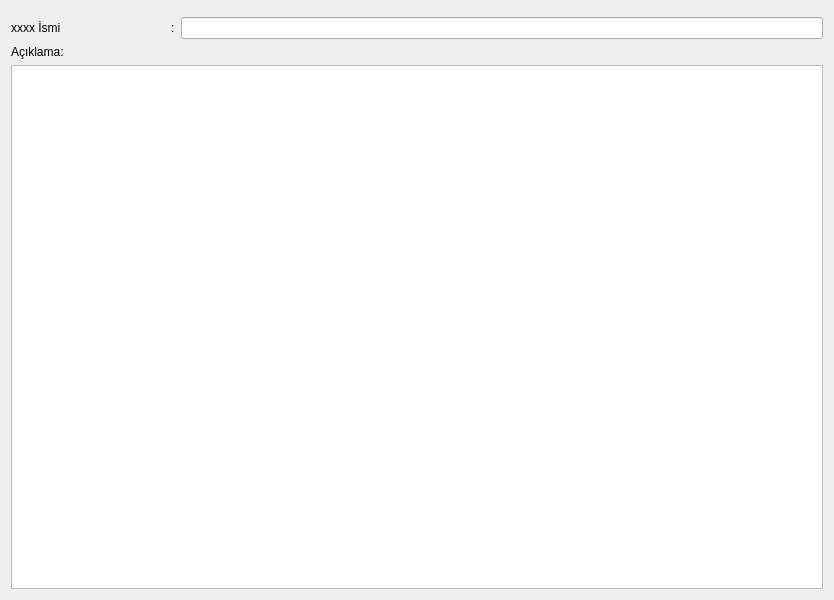
Before: the Qt Designer form TEMPLATE/xyz_formu.ui in adakteknoloji/FRAMEWORK, drawn with Qt 5.
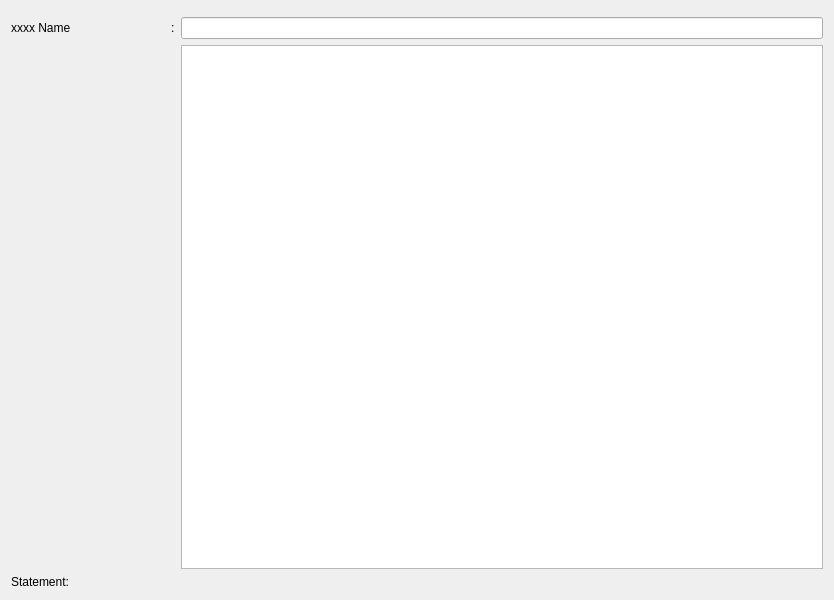
After: the same form once the commit is applied.

What changed in the file:
```diff
--- a/TEMPLATE/xyz_formu.ui
+++ b/TEMPLATE/xyz_formu.ui
@@ -37,26 +37,26 @@
         <string>&lt;!DOCTYPE HTML PUBLIC &quot;-//W3C//DTD HTML 4.0//EN&quot; &quot;http://www.w3.org/TR/REC-html40/strict.dtd&quot;&gt;
 &lt;html&gt;&lt;head&gt;&lt;meta name=&quot;qrichtext&quot; content=&quot;1&quot; /&gt;&lt;style type=&quot;text/css&quot;&gt;
 p, li { white-space: pre-wrap; }
-&lt;/style&gt;&lt;/head&gt;&lt;body style=&quot; font-family:'Sans Serif'; font-size:9pt; font-weight:400; font-style:normal;&quot;&gt;
-&lt;p align=&quot;justify&quot; style=&quot; margin-top:0px; margin-bottom:0px; margin-left:0px; margin-right:0px; -qt-block-indent:0; text-indent:0px; font-family:'DejaVu Sans';&quot;&gt;xxxx İsmi	 	:&lt;/p&gt;&lt;/body&gt;&lt;/html&gt;</string>
+&lt;/style&gt;&lt;/head&gt;&lt;body style=&quot; font-family:'Ubuntu'; font-size:11pt; font-weight:400; font-style:normal;&quot;&gt;
+&lt;p align=&quot;justify&quot; style=&quot; margin-top:0px; margin-bottom:0px; margin-left:0px; margin-right:0px; -qt-block-indent:0; text-indent:0px;&quot;&gt;&lt;span style=&quot; font-family:'DejaVu Sans'; font-size:9pt;&quot;&gt;xxxx Name	 	:&lt;/span&gt;&lt;/p&gt;&lt;/body&gt;&lt;/html&gt;</string>
        </property>
       </widget>
      </item>
      <item row="0" column="1">
       <widget class="QLineEdit" name="line_edit_ikram_ismi"/>
      </item>
+     <item row="1" column="1">
+      <widget class="QTextEdit" name="text_edit"/>
+     </item>
     </layout>
    </item>
    <item row="2" column="0">
     <widget class="QLabel" name="label">
      <property name="text">
-      <string>Açıklama:</string>
+      <string>Statement:</string>
      </property>
     </widget>
    </item>
-   <item row="3" column="0">
-    <widget class="QTextEdit" name="text_edit"/>
-   </item>
   </layout>
  </widget>
  <tabstops>
```
Left out of the diff: 3 changed lines with no effect on the pictures.
